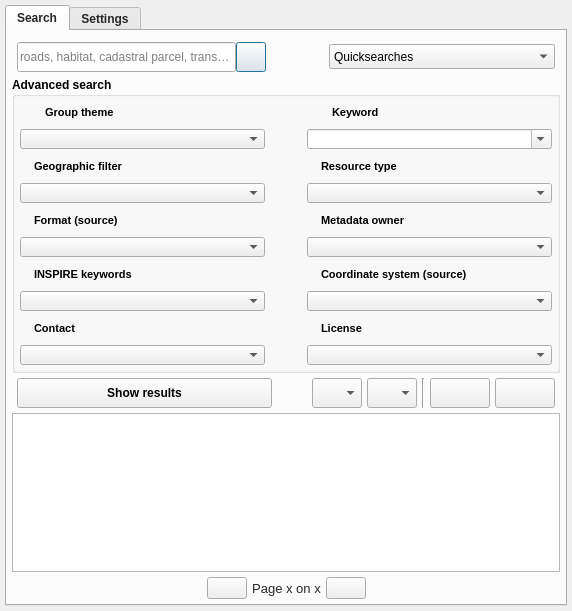
Above: ui/isogeo_dockwidget_base.ui from isogeo/isogeo-plugin-qgis before the change. Below: the same form after it.
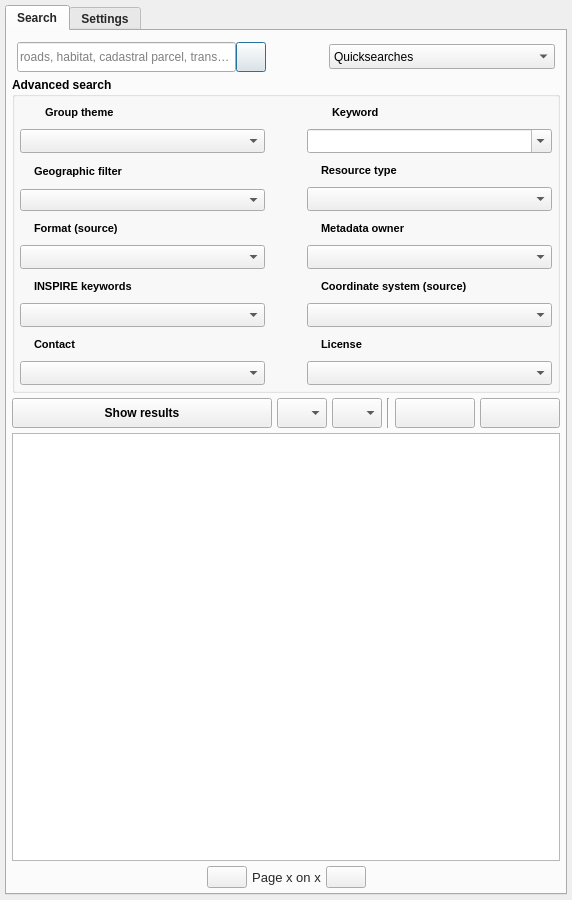
That is the form after the change. Icons and pictures are not drawn. Custom widgets are drawn as their Qt base class.

Commit message:
Remove spacer between display result button and ordering buttons
#421

Diff of the .ui file:
```diff
--- a/ui/isogeo_dockwidget_base.ui
+++ b/ui/isogeo_dockwidget_base.ui
@@ -7,7 +7,7 @@
     <x>0</x>
     <y>0</y>
     <width>572</width>
-    <height>611</height>
+    <height>900</height>
    </rect>
   </property>
   <property name="minimumSize">
@@ -19,7 +19,7 @@
   <property name="maximumSize">
    <size>
     <width>700</width>
-    <height>850</height>
+    <height>900</height>
    </size>
   </property>
   <property name="windowIcon">
@@ -209,7 +209,7 @@
            </font>
           </property>
           <property name="styleSheet">
-           <string notr="true">QgsCollapsibleGroupBoxBasic::title, QgsCollapsibleGroupBox::title {  subcontrol-origin: margin;  subcontrol-position: top left;  margin-left: 5px;  margin-right: 5px;  left: 0px;  top: 1px;}QgsCollapsibleGroupBoxBasic::title, QgsCollapsibleGroupBox::title {  subcontrol-origin: margin;  subcontrol-position: top left;  margin-left: 20px;  margin-right: 5px;  left: 0px;  top: 1px;}QgsCollapsibleGroupBoxBasic::title, QgsCollapsibleGroupBox::title {  subcontrol-origin: margin;  subcontrol-position: top left;  margin-left: 20px;  margin-right: 5px;  left: 0px;  top: 1px;}QgsCollapsibleGroupBoxBasic::title, QgsCollapsibleGroupBox::title {  subcontrol-origin: margin;  subcontrol-position: top left;  margin-left: 20px;  margin-right: 5px;  left: 0px;  top: 1px;}QgsCollapsibleGroupBoxBasic::title, QgsCollapsibleGroupBox::title {  subcontrol-origin: margin;  subcontrol-position: top left;  margin-left: 20px;  margin-right: 5px;  left: 0px;  top: 1px;}QgsCollapsibleGroupBoxBasic::title, QgsCollapsibleGroupBox::title {  subcontrol-origin: margin;  subcontrol-position: top left;  margin-left: 20px;  margin-right: 5px;  left: 0px;  top: 1px;}QgsCollapsibleGroupBoxBasic::title, QgsCollapsibleGroupBox::title {  subcontrol-origin: margin;  subcontrol-position: top left;  margin-left: 20px;  margin-right: 5px;  left: 0px;  top: 1px;}QgsCollapsibleGroupBoxBasic::title, QgsCollapsibleGroupBox::title {  subcontrol-origin: margin;  subcontrol-position: top left;  margin-left: 20px;  margin-right: 5px;  left: 0px;  top: 1px;}QgsCollapsibleGroupBoxBasic::title, QgsCollapsibleGroupBox::title {  subcontrol-origin: margin;  subcontrol-position: top left;  margin-left: 20px;  margin-right: 5px;  left: 0px;  top: 1px;}QgsCollapsibleGroupBoxBasic::title, QgsCollapsibleGroupBox::title {  subcontrol-origin: margin;  subcontrol-position: top left;  margin-left: 20px;  margin-right: 5px;  left: 0px;  top: 1px;}</string>
+           <string notr="true">QgsCollapsibleGroupBoxBasic::title, QgsCollapsibleGroupBox::title {  subcontrol-origin: margin;  subcontrol-position: top left;  margin-left: 5px;  margin-right: 5px;  left: 0px;  top: 1px;}QgsCollapsibleGroupBoxBasic::title, QgsCollapsibleGroupBox::title {  subcontrol-origin: margin;  subcontrol-position: top left;  margin-left: 20px;  margin-right: 5px;  left: 0px;  top: 1px;}QgsCollapsibleGroupBoxBasic::title, QgsCollapsibleGroupBox::title {  subcontrol-origin: margin;  subcontrol-position: top left;  margin-left: 20px;  margin-right: 5px;  left: 0px;  top: 1px;}QgsCollapsibleGroupBoxBasic::title, QgsCollapsibleGroupBox::title {  subcontrol-origin: margin;  subcontrol-position: top left;  margin-left: 20px;  margin-right: 5px;  left: 0px;  top: 1px;}QgsCollapsibleGroupBoxBasic::title, QgsCollapsibleGroupBox::title {  subcontrol-origin: margin;  subcontrol-position: top left;  margin-left: 20px;  margin-right: 5px;  left: 0px;  top: 1px;}QgsCollapsibleGroupBoxBasic::title, QgsCollapsibleGroupBox::title {  subcontrol-origin: margin;  subcontrol-position: top left;  margin-left: 20px;  margin-right: 5px;  left: 0px;  top: 1px;}QgsCollapsibleGroupBoxBasic::title, QgsCollapsibleGroupBox::title {  subcontrol-origin: margin;  subcontrol-position: top left;  margin-left: 20px;  margin-right: 5px;  left: 0px;  top: 1px;}QgsCollapsibleGroupBoxBasic::title, QgsCollapsibleGroupBox::title {  subcontrol-origin: margin;  subcontrol-position: top left;  margin-left: 20px;  margin-right: 5px;  left: 0px;  top: 1px;}QgsCollapsibleGroupBoxBasic::title, QgsCollapsibleGroupBox::title {  subcontrol-origin: margin;  subcontrol-position: top left;  margin-left: 20px;  margin-right: 5px;  left: 0px;  top: 1px;}QgsCollapsibleGroupBoxBasic::title, QgsCollapsibleGroupBox::title {  subcontrol-origin: margin;  subcontrol-position: top left;  margin-left: 20px;  margin-right: 5px;  left: 0px;  top: 1px;}QgsCollapsibleGroupBoxBasic::title, QgsCollapsibleGroupBox::title {  subcontrol-origin: margin;  subcontrol-position: top left;  margin-left: 20px;  margin-right: 5px;  left: 0px;  top: 1px;}QgsCollapsibleGroupBoxBasic::title, QgsCollapsibleGroupBox::title {  subcontrol-origin: margin;  subcontrol-position: top left;  margin-left: 20px;  margin-right: 5px;  left: 0px;  top: 1px;}</string>
           </property>
           <property name="title">
            <string>Advanced search</string>
@@ -1530,10 +1530,10 @@
            <enum>QLayout::SetDefaultConstraint</enum>
           </property>
           <property name="leftMargin">
-           <number>5</number>
+           <number>0</number>
           </property>
           <property name="rightMargin">
-           <number>5</number>
+           <number>0</number>
           </property>
           <item>
            <widget class="QPushButton" name="btn_show">
@@ -1572,22 +1572,6 @@
             </property>
            </widget>
           </item>
-          <item>
-           <spacer name="horizontalSpacer_25">
-            <property name="orientation">
-             <enum>Qt::Horizontal</enum>
-            </property>
-            <property name="sizeType">
-             <enum>QSizePolicy::Maximum</enum>
-            </property>
-            <property name="sizeHint" stdset="0">
-             <size>
-              <width>40</width>
-              <height>20</height>
-             </size>
-            </property>
-           </spacer>
-          </item>
           <item>
            <widget class="QComboBox" name="cbb_ob">
             <property name="minimumSize">
```
Left out of the diff: 2 changed lines with no effect on the pictures. The commit also changes 1 other file.
